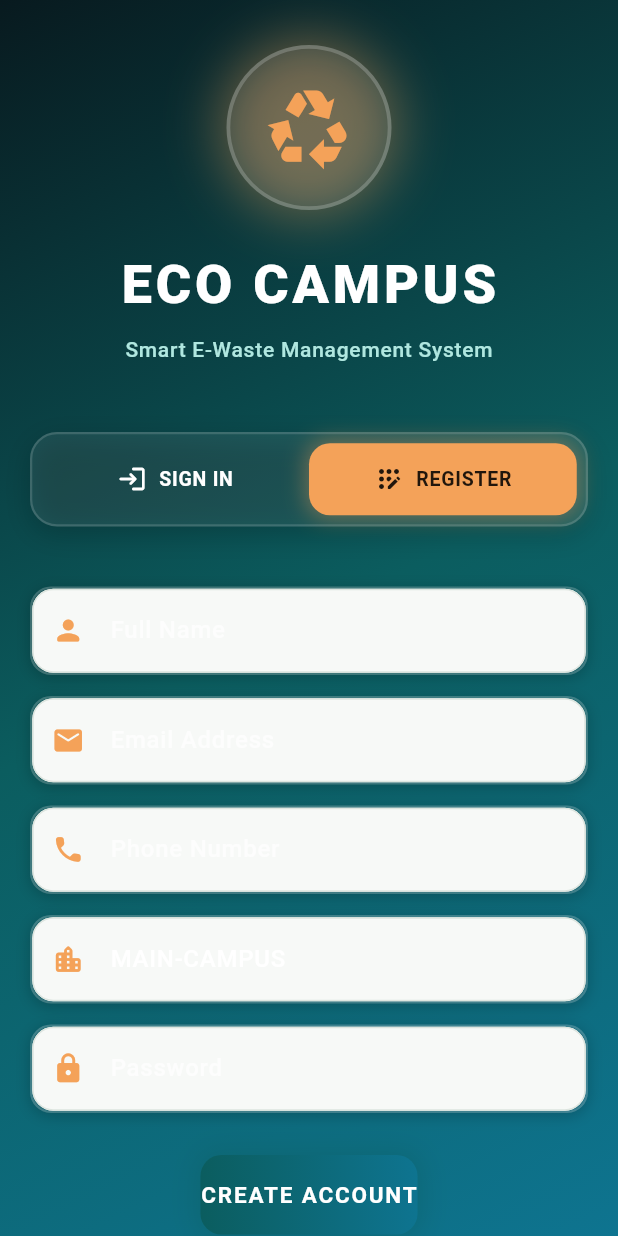
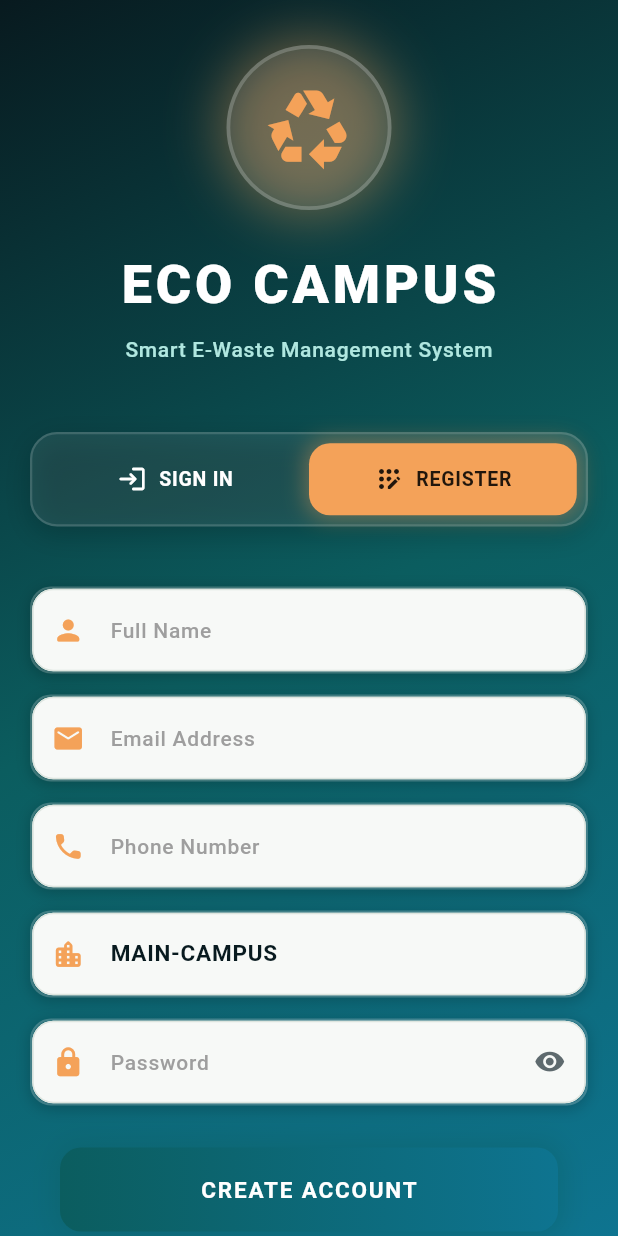
Before and after one commit to mann07g-stack/Eco-Campus, a Flutter app: the screen it shows after launch, after a tap on "REGISTER", after a tap on "CREATE ACCOUNT", on a phone screen of 412 x 824 dp. Run offline on Flutter 3.47's test engine with Material 3 defaults, Android fonts, the phone set to English and light mode, and no system bars; our stand-ins replace dio, flutter_dotenv, flutter_secure_storage, image_picker, qr_flutter; missing offline and left inert: mobile_scanner; network calls fail.

Commit message:
Improve auth persistence, login UX, and app display name

```diff
--- a/apps/mobile_flutter/lib/main.dart
+++ b/apps/mobile_flutter/lib/main.dart
@@ -1,3 +1,5 @@
+import "dart:convert";
+
 import "package:flutter_dotenv/flutter_dotenv.dart" as dotenv;
 import "package:flutter/material.dart";
 
@@ -34,8 +36,44 @@ class _EcoCampusAppState extends State<EcoCampusApp> {
   Future<void> _restoreSession() async {
     await Future.delayed(const Duration(milliseconds: 400));
     final token = await ApiService.instance.getToken();
+    final cachedSession = await ApiService.instance.getSession();
+
+    AuthSession? restored;
+    if (token != null && token.isNotEmpty) {
+      restored = cachedSession ?? _sessionFromToken(token);
+      if (restored == null) {
+        await ApiService.instance.clearToken();
+      }
+    }
+
     if (mounted) {
-      setState(() => _isLoadingSession = false);
+      setState(() {
+        _session = restored;
+        _isLoadingSession = false;
+      });
+    }
+  }
+
+  AuthSession? _sessionFromToken(String token) {
+    try {
+      final parts = token.split(".");
+      if (parts.length < 2) return null;
+
+      final payload = parts[1];
+      final normalized = base64Url.normalize(payload);
+      final decoded = utf8.decode(base64Url.decode(normalized));
+      final data = jsonDecode(decoded);
+      if (data is! Map<String, dynamic>) return null;
+
+      return AuthSession(
+        id: (data["id"] ?? data["userId"] ?? data["sub"] ?? "").toString(),
+        fullName: (data["fullName"] ?? data["name"] ?? "").toString(),
+        email: (data["email"] ?? "").toString(),
+        role: (data["role"] ?? "USER").toString(),
+        campusId: (data["campusId"] ?? "").toString(),
+      );
+    } catch (_) {
+      return null;
     }
   }
 
@@ -58,15 +96,15 @@ class _EcoCampusAppState extends State<EcoCampusApp> {
                 colors: [Color(0xFF081A1F), Color(0xFF0B5D5F)],
               ),
             ),
-            child: Center(
+            child: const Center(
               child: Column(
                 mainAxisAlignment: MainAxisAlignment.center,
                 children: [
-                  const Icon(Icons.recycling, size: 60, color: Color(0xFFF4A259)),
-                  const SizedBox(height: 20),
-                  const Text("Eco Campus", style: TextStyle(fontSize: 28, fontWeight: FontWeight.bold, color: Colors.white)),
-                  const SizedBox(height: 30),
-                  const CircularProgressIndicator(valueColor: AlwaysStoppedAnimation(Color(0xFFF4A259))),
+                  Icon(Icons.recycling, size: 60, color: Color(0xFFF4A259)),
+                  SizedBox(height: 20),
+                  Text("Eco Campus", style: TextStyle(fontSize: 28, fontWeight: FontWeight.bold, color: Colors.white)),
+                  SizedBox(height: 30),
+                  CircularProgressIndicator(valueColor: AlwaysStoppedAnimation(Color(0xFFF4A259))),
                 ],
               ),
             ),
--- a/apps/mobile_flutter/lib/screens/login_screen.dart
+++ b/apps/mobile_flutter/lib/screens/login_screen.dart
@@ -23,6 +23,8 @@ class _LoginScreenState extends State<LoginScreen> with TickerProviderStateMixin
   final _registerPassword = TextEditingController();
   bool _loading = false;
   bool _registering = false;
+  bool _showLoginPassword = false;
+  bool _showRegisterPassword = false;
   String _error = "";
   String _mode = "login";
   late AnimationController _fadeController;
@@ -60,24 +62,54 @@ class _LoginScreenState extends State<LoginScreen> with TickerProviderStateMixin
       if (responseData is Map<String, dynamic>) {
         final msg = responseData["message"] ?? responseData["error"];
         if (msg != null) {
-          serverMessage = msg.toString();
+          serverMessage = msg.toString().toLowerCase();
         }
       } else if (responseData != null) {
-        serverMessage = responseData.toString();
+        serverMessage = responseData.toString().toLowerCase();
       }
 
       if (error.type == DioExceptionType.connectionError ||
           error.type == DioExceptionType.connectionTimeout ||
           error.type == DioExceptionType.receiveTimeout ||
           error.type == DioExceptionType.sendTimeout) {
-        return "Cannot reach API. Check your internet connection.";
+        return "Cannot reach the server. Please check your internet connection.";
       }
 
-      if (statusCode != null) {
-        if (serverMessage.isNotEmpty) {
-          return "Error ($statusCode): $serverMessage";
+      // Parse server message and provide friendly error
+      if (serverMessage.contains("email")) {
+        return "Invalid email address. Please check and try again.";
       }
-        return "Request failed with status $statusCode.";
+      if (serverMessage.contains("password")) {
+        return "Incorrect password. Please try again.";
+      }
+      if (serverMessage.contains("not found") || serverMessage.contains("does not exist")) {
+        return "Account not found. Please check your email or register.";
+      }
+      if (serverMessage.contains("already")) {
+        return "This email is already registered. Please log in instead.";
+      }
+      if (serverMessage.contains("validation") || serverMessage.contains("invalid")) {
+        return "Please check all fields are filled correctly.";
+      }
+      if (serverMessage.contains("required")) {
+        return "Please fill in all required fields.";
+      }
+
+      // Status code based messages
+      if (statusCode == 401) {
+        return "Invalid credentials. Please check your email and password.";
+      }
+      if (statusCode == 400) {
+        return "Please check your input. Some fields may be invalid.";
+      }
+      if (statusCode == 404) {
+        return "User account not found. Please register first.";
+      }
+      if (statusCode == 409) {
+        return "This account already exists. Please log in instead.";
+      }
+      if (statusCode == 500) {
+        return "Server error. Please try again later.";
       }
 
       if (serverMessage.isNotEmpty) {
@@ -100,7 +132,9 @@ class _LoginScreenState extends State<LoginScreen> with TickerProviderStateMixin
         password: _password.text,
       );
       if (mounted) {
-        widget.onLoggedIn(AuthSession.fromJson(res.data["user"] as Map<String, dynamic>));
+        final session = AuthSession.fromJson(res.data["user"] as Map<String, dynamic>);
+        await ApiService.instance.saveSession(session);
+        widget.onLoggedIn(session);
       }
     } catch (error) {
       if (mounted) {
@@ -180,7 +214,7 @@ class _LoginScreenState extends State<LoginScreen> with TickerProviderStateMixin
                             shape: BoxShape.circle,
                             boxShadow: [
                               BoxShadow(
-                                color: const Color(0xFFF4A259).withOpacity(0.4),
+                                color: const Color(0xFFF4A259).withValues(alpha: 0.4),
                                 blurRadius: 30,
                                 spreadRadius: 5,
                               ),
@@ -189,8 +223,8 @@ class _LoginScreenState extends State<LoginScreen> with TickerProviderStateMixin
                           child: Container(
                             decoration: BoxDecoration(
                               shape: BoxShape.circle,
-                              color: Colors.white.withOpacity(0.08),
-                              border: Border.all(color: Colors.white.withOpacity(0.2), width: 2.5),
+                              color: Colors.white.withValues(alpha: 0.08),
+                              border: Border.all(color: Colors.white.withValues(alpha: 0.2), width: 2.5),
                             ),
                             child: const Icon(
                               Icons.recycling,
@@ -226,12 +260,12 @@ class _LoginScreenState extends State<LoginScreen> with TickerProviderStateMixin
                   // Mode Selector - Beautiful Custom Design
                   Container(
                     decoration: BoxDecoration(
-                      color: Colors.white.withOpacity(0.08),
+                      color: Colors.white.withValues(alpha: 0.08),
                       borderRadius: BorderRadius.circular(18),
-                      border: Border.all(color: Colors.white.withOpacity(0.15), width: 1.5),
+                      border: Border.all(color: Colors.white.withValues(alpha: 0.15), width: 1.5),
                       boxShadow: [
                         BoxShadow(
-                          color: Colors.black.withOpacity(0.2),
+                          color: Colors.black.withValues(alpha: 0.2),
                           blurRadius: 15,
                           offset: const Offset(0, 5),
                         ),
@@ -262,9 +296,9 @@ class _LoginScreenState extends State<LoginScreen> with TickerProviderStateMixin
                     Container(
                       padding: const EdgeInsets.symmetric(horizontal: 16, vertical: 12),
                       decoration: BoxDecoration(
-                        color: _error.contains("successfully") ? Colors.green.withOpacity(0.15) : Colors.red.withOpacity(0.15),
+                        color: _error.contains("successfully") ? Colors.green.withValues(alpha: 0.15) : Colors.red.withValues(alpha: 0.15),
                         border: Border.all(
-                          color: _error.contains("successfully") ? Colors.green.withOpacity(0.4) : Colors.red.withOpacity(0.4),
+                          color: _error.contains("successfully") ? Colors.green.withValues(alpha: 0.4) : Colors.red.withValues(alpha: 0.4),
                           width: 1.5,
                         ),
                         borderRadius: BorderRadius.circular(12),
@@ -282,7 +316,7 @@ class _LoginScreenState extends State<LoginScreen> with TickerProviderStateMixin
                               _error,
                               style: TextStyle(
                                 color: _error.contains("successfully") ? Colors.green : Colors.red,
-                                fontSize: 12,
+                                fontSize: 13,
                                 fontWeight: FontWeight.w600,
                               ),
                             ),
@@ -297,7 +331,7 @@ class _LoginScreenState extends State<LoginScreen> with TickerProviderStateMixin
                     "♻️ Reduce • Reuse • Recycle ♻️",
                     style: TextStyle(
                       fontSize: 12,
-                      color: Colors.white.withOpacity(0.6),
+                      color: Colors.white.withValues(alpha: 0.6),
                       fontStyle: FontStyle.italic,
                       letterSpacing: 1,
                     ),
@@ -324,7 +358,7 @@ class _LoginScreenState extends State<LoginScreen> with TickerProviderStateMixin
             boxShadow: isSelected
                 ? [
                     BoxShadow(
-                      color: const Color(0xFFF4A259).withOpacity(0.4),
+                      color: const Color(0xFFF4A259).withValues(alpha: 0.4),
                       blurRadius: 12,
                       spreadRadius: 2,
                     ),
@@ -367,12 +401,16 @@ class _LoginScreenState extends State<LoginScreen> with TickerProviderStateMixin
           controller: _password,
           label: "Password",
           icon: Icons.lock_rounded,
-          obscureText: true,
+          obscureText: !_showLoginPassword,
+          suffixIcon: _showLoginPassword ? Icons.visibility_off_rounded : Icons.visibility_rounded,
+          onSuffixTap: () => setState(() => _showLoginPassword = !_showLoginPassword),
           onSubmitted: (_) => _loading ? null : _login(),
         ),
         const SizedBox(height: 28),
-        // Sign In Button with Gradient
-        Container(
+        // Sign In Button with Gradient - Full Width with Padding
+        Padding(
+          padding: const EdgeInsets.symmetric(horizontal: 20),
+          child: Container(
             decoration: BoxDecoration(
               gradient: const LinearGradient(
                 colors: [Color(0xFFF4A259), Color(0xFFE89A4C)],
@@ -380,7 +418,7 @@ class _LoginScreenState extends State<LoginScreen> with TickerProviderStateMixin
               borderRadius: BorderRadius.circular(14),
               boxShadow: [
                 BoxShadow(
-                color: const Color(0xFFF4A259).withOpacity(0.4),
+                  color: const Color(0xFFF4A259).withValues(alpha: 0.4),
                   blurRadius: 15,
                   spreadRadius: 3,
                 ),
@@ -391,6 +429,7 @@ class _LoginScreenState extends State<LoginScreen> with TickerProviderStateMixin
                 backgroundColor: Colors.transparent,
                 shadowColor: Colors.transparent,
                 padding: const EdgeInsets.symmetric(vertical: 16),
+                minimumSize: const Size(double.infinity, 56),
               ),
               onPressed: _loading ? null : _login,
               child: _loading
@@ -409,6 +448,7 @@ class _LoginScreenState extends State<LoginScreen> with TickerProviderStateMixin
                         fontWeight: FontWeight.w700,
                         color: Colors.black87,
                         letterSpacing: 1.2,
+                      ),
                     ),
             ),
           ),
@@ -451,12 +491,16 @@ class _LoginScreenState extends State<LoginScreen> with TickerProviderStateMixin
           controller: _registerPassword,
           label: "Password",
           icon: Icons.lock_rounded,
-          obscureText: true,
+          obscureText: !_showRegisterPassword,
+          suffixIcon: _showRegisterPassword ? Icons.visibility_off_rounded : Icons.visibility_rounded,
+          onSuffixTap: () => setState(() => _showRegisterPassword = !_showRegisterPassword),
           onSubmitted: (_) => _registering ? null : _register(),
         ),
         const SizedBox(height: 28),
-        // Register Button with Gradient
-        Container(
+        // Register Button with Gradient - Full Width with Padding
+        Padding(
+          padding: const EdgeInsets.symmetric(horizontal: 20),
+          child: Container(
             decoration: BoxDecoration(
               gradient: const LinearGradient(
                 colors: [Color(0xFF0B5D5F), Color(0xFF0E7490)],
@@ -464,7 +508,7 @@ class _LoginScreenState extends State<LoginScreen> with TickerProviderStateMixin
               borderRadius: BorderRadius.circular(14),
               boxShadow: [
                 BoxShadow(
-                color: const Color(0xFF0B5D5F).withOpacity(0.4),
+                  color: const Color(0xFF0B5D5F).withValues(alpha: 0.4),
                   blurRadius: 15,
                   spreadRadius: 3,
                 ),
@@ -475,6 +519,7 @@ class _LoginScreenState extends State<LoginScreen> with TickerProviderStateMixin
                 backgroundColor: Colors.transparent,
                 shadowColor: Colors.transparent,
                 padding: const EdgeInsets.symmetric(vertical: 16),
+                minimumSize: const Size(double.infinity, 56),
               ),
               onPressed: _registering ? null : _register,
               child: _registering
@@ -497,6 +542,7 @@ class _LoginScreenState extends State<LoginScreen> with TickerProviderStateMixin
                     ),
             ),
           ),
+        ),
       ],
     );
   }
@@ -508,15 +554,17 @@ class _LoginScreenState extends State<LoginScreen> with TickerProviderStateMixin
     bool obscureText = false,
     TextInputType keyboardType = TextInputType.text,
     Function(String)? onSubmitted,
+    IconData? suffixIcon,
+    VoidCallback? onSuffixTap,
   }) {
     return Container(
       decoration: BoxDecoration(
-        color: Colors.white.withOpacity(0.08),
+        color: Colors.white.withValues(alpha: 0.08),
         borderRadius: BorderRadius.circular(14),
-        border: Border.all(color: Colors.white.withOpacity(0.15), width: 1.5),
+        border: Border.all(color: Colors.white.withValues(alpha: 0.15), width: 1.5),
         boxShadow: [
           BoxShadow(
-            color: Colors.black.withOpacity(0.2),
+            color: Colors.black.withValues(alpha: 0.2),
             blurRadius: 8,
             offset: const Offset(0, 2),
           ),
@@ -528,16 +576,30 @@ class _LoginScreenState extends State<LoginScreen> with TickerProviderStateMixin
         keyboardType: keyboardType,
         onSubmitted: onSubmitted,
         style: const TextStyle(
-          color: Colors.white,
-          fontWeight: FontWeight.w500,
+          color: Color(0xFF081A1F),
+          fontWeight: FontWeight.w600,
+          fontSize: 15,
         ),
         decoration: InputDecoration(
           labelText: label,
           labelStyle: TextStyle(
-            color: Colors.white.withOpacity(0.7),
+            color: Colors.grey[500],
             fontWeight: FontWeight.w500,
+            fontSize: 14,
+          ),
+          hintText: label,
+          hintStyle: TextStyle(
+            color: Colors.grey[400],
+            fontWeight: FontWeight.w400,
           ),
           prefixIcon: Icon(icon, color: const Color(0xFFF4A259), size: 22),
+          suffixIcon: suffixIcon == null
+              ? null
+              : IconButton(
+                  onPressed: onSuffixTap,
+                  splashRadius: 20,
+                  icon: Icon(suffixIcon, color: const Color(0xFF5E6A6E), size: 21),
+                ),
           border: InputBorder.none,
           contentPadding: const EdgeInsets.symmetric(vertical: 16, horizontal: 4),
           floatingLabelBehavior: FloatingLabelBehavior.never,
--- a/apps/mobile_flutter/lib/services/api_service.dart
+++ b/apps/mobile_flutter/lib/services/api_service.dart
@@ -1,3 +1,5 @@
+import "dart:convert";
+
 import "package:dio/dio.dart";
 import "package:flutter_secure_storage/flutter_secure_storage.dart";
 
@@ -81,8 +83,41 @@ class ApiService {
     await _storage.write(key: "accessToken", value: token);
   }
 
+  Future<void> saveSession(AuthSession session) async {
+    await _storage.write(
+      key: "authSession",
+      value: jsonEncode({
+        "id": session.id,
+        "fullName": session.fullName,
+        "email": session.email,
+        "role": session.role,
+        "campusId": session.campusId,
+      }),
+    );
+  }
+
+  Future<AuthSession?> getSession() async {
+    final raw = await _storage.read(key: "authSession");
+    if (raw == null || raw.isEmpty) return null;
+
+    try {
+      final map = jsonDecode(raw);
+      if (map is Map<String, dynamic>) {
+        return AuthSession.fromJson(map);
+      }
+      if (map is Map) {
+        return AuthSession.fromJson(Map<String, dynamic>.from(map));
+      }
+    } catch (_) {
+      return null;
+    }
+
+    return null;
+  }
+
   Future<void> clearToken() async {
     await _storage.delete(key: "accessToken");
+    await _storage.delete(key: "authSession");
   }
 
   Future<String?> getToken() => _storage.read(key: "accessToken");
```
Also changed, not shown: 1 other file. Lines whose indentation alone changed are shown as unchanged.
